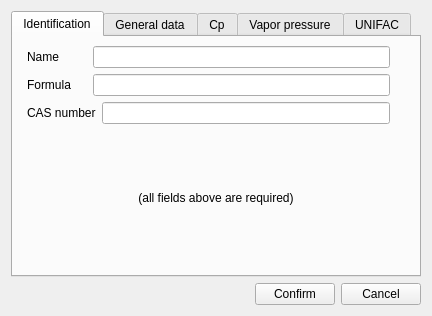
Above: designer/db_substanceProperties_ui.ui from marcusbfs/Sindri before the change. Below: the same form after it.
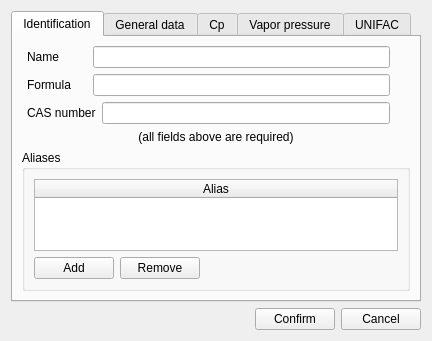
That is the form after the change.

Commit message: add support for substance name aliases

What changed in the file:
```diff
--- a/designer/db_substanceProperties_ui.ui
+++ b/designer/db_substanceProperties_ui.ui
@@ -10,7 +10,7 @@
     <x>0</x>
     <y>0</y>
     <width>432</width>
-    <height>316</height>
+    <height>334</height>
    </rect>
   </property>
   <property name="windowTitle">
@@ -43,8 +43,8 @@
         <attribute name="title">
          <string>Identification</string>
         </attribute>
-        <layout class="QVBoxLayout" name="verticalLayout_2">
-         <item>
+        <layout class="QGridLayout" name="gridLayout_6">
+         <item row="0" column="0">
           <layout class="QVBoxLayout" name="verticalLayout">
            <property name="leftMargin">
             <number>5</number>
@@ -153,7 +153,7 @@
            </item>
           </layout>
          </item>
-         <item>
+         <item row="1" column="0">
           <widget class="QLabel" name="label_6">
            <property name="text">
             <string>(all fields above are required)</string>
@@ -166,6 +166,63 @@
            </property>
           </widget>
          </item>
+         <item row="2" column="0">
+          <widget class="QGroupBox" name="groupBox_2">
+           <property name="title">
+            <string>Aliases</string>
+           </property>
+           <layout class="QGridLayout" name="gridLayout_5">
+            <item row="1" column="1">
+             <widget class="QPushButton" name="btn_remove_alias">
+              <property name="text">
+               <string>Remove</string>
+              </property>
+             </widget>
+            </item>
+            <item row="1" column="0">
+             <widget class="QPushButton" name="btn_add_alias">
+              <property name="text">
+               <string>Add</string>
+              </property>
+             </widget>
+            </item>
+            <item row="1" column="2">
+             <spacer name="horizontalSpacer_3">
+              <property name="orientation">
+               <enum>Qt::Horizontal</enum>
+              </property>
+              <property name="sizeHint" stdset="0">
+               <size>
+                <width>40</width>
+                <height>20</height>
+               </size>
+              </property>
+             </spacer>
+            </item>
+            <item row="0" column="0" colspan="3">
+             <widget class="QTableWidget" name="tableWidget_aliases">
+              <property name="editTriggers">
+               <set>QAbstractItemView::NoEditTriggers</set>
+              </property>
+              <property name="alternatingRowColors">
+               <bool>true</bool>
+              </property>
+              <property name="selectionBehavior">
+               <enum>QAbstractItemView::SelectRows</enum>
+              </property>
+              <attribute name="horizontalHeaderStretchLastSection">
+               <bool>true</bool>
+              </attribute>
+              <column>
+               <property name="text">
+                <string>Alias</string>
+               </property>
+              </column>
+             </widget>
+            </item>
+           </layout>
+          </widget>
+         </item>
         </layout>
        </widget>
        <widget class="QWidget" name="tab_generalData">
```
The commit also changes 9 other files.
